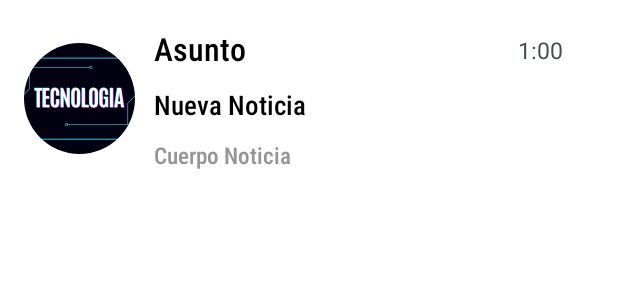
After one commit to daniisza/TrabajoFinal, an Android app: the layout activity_list_adapter.xml on its own in the app's theme, with its tools: preview values and no code run, on a phone screen of 412 x 824 dp. The commit adds this screen. Shown: the top 300 px of the screen. Run offline under Robolectric (Android 15) with nearby library versions, the phone set to English and light mode, and no system bars.

Commit message:
Adaptador
Adaptadores

```diff
--- /dev/null
+++ b/app/src/main/res/layout/activity_list_adapter.xml
@@ -0,0 +1,95 @@
+<?xml version="1.0" encoding="utf-8"?>
+<LinearLayout
+    xmlns:android="http://schemas.android.com/apk/res/android"
+    android:layout_width="match_parent"
+    android:layout_height="match_parent"
+    android:orientation="vertical"
+    android:layout_margin="5dp">
+
+    <LinearLayout
+        android:layout_width="match_parent"
+        android:layout_height="wrap_content"
+        android:orientation="horizontal"
+        android:layout_margin="5dp"
+        >
+
+        <de.hdodenhof.circleimageview.CircleImageView
+            android:id="@+id/imagenDePerfil"
+            android:layout_width="74dp"
+            android:layout_height="74dp"
+            android:layout_gravity="center"
+            android:layout_margin="5dp"
+            android:src="@drawable/tecno1">
+
+        </de.hdodenhof.circleimageview.CircleImageView>
+
+        <RelativeLayout
+            android:layout_width="match_parent"
+            android:layout_height="wrap_content"
+            android:layout_margin="2dp"
+            android:orientation="vertical">
+
+            <TextView
+                android:id="@+id/nombre"
+                android:layout_width="130dp"
+                android:layout_height="wrap_content"
+                android:layout_gravity="center_horizontal"
+                android:fontFamily="sans-serif-condensed-medium"
+                android:padding="5dp"
+                android:text="@string/asunto"
+                android:textColor="@color/black"
+                android:textSize="21dp">
+
+            </TextView>
+
+            <TextView
+                android:id="@+id/ultimoMensaje"
+                android:layout_width="match_parent"
+                android:layout_height="wrap_content"
+                android:layout_below="@+id/titulo"
+                android:layout_gravity="center_horizontal"
+                android:layout_marginTop="0dp"
+                android:fontFamily="sans-serif-condensed-medium"
+                android:padding="5dp"
+                android:text="@string/cuerpo_noticia"
+                android:textColor="#979494"
+                android:textSize="15dp">
+
+            </TextView>
+
+            <TextView
+                android:id="@+id/titulo"
+                android:layout_width="wrap_content"
+                android:layout_height="wrap_content"
+                android:layout_below="@+id/nombre"
+                android:layout_marginTop="0dp"
+                android:fontFamily="sans-serif-condensed-medium"
+                android:padding="5dp"
+                android:text="Nueva Noticia"
+                android:textColor="@color/black"
+                android:textSize="18dp">
+
+            </TextView>
+
+            <TextView
+                android:id="@+id/tv_ultimaHora"
+                android:layout_width="68dp"
+                android:layout_height="25dp"
+                android:layout_alignParentEnd="true"
+                android:textAlignment="center"
+                android:text="@string/tiempo"
+                android:textColor="#444B4C"
+                android:textSize="15dp"
+                android:layout_marginTop="10dp"
+                android:layout_marginEnd="5dp"
+                >
+
+            </TextView>
+
+        </RelativeLayout>
+
+
+
+    </LinearLayout>
+
+</LinearLayout>
--- a/app/src/main/res/values/strings.xml
+++ b/app/src/main/res/values/strings.xml
@@ -1,3 +1,8 @@
 <resources>
     <string name="app_name">News on the Throne</string>
+    <string name="asunto">Asunto</string>
+    <string name="cuerpo_noticia">Cuerpo Noticia</string>
+    <string name="tiempo">1:00</string>
+
+
 </resources>
```
Also changed, not shown: app/src/main/res/layout/activity_pantalla3.xml (line endings or trailing spaces).
